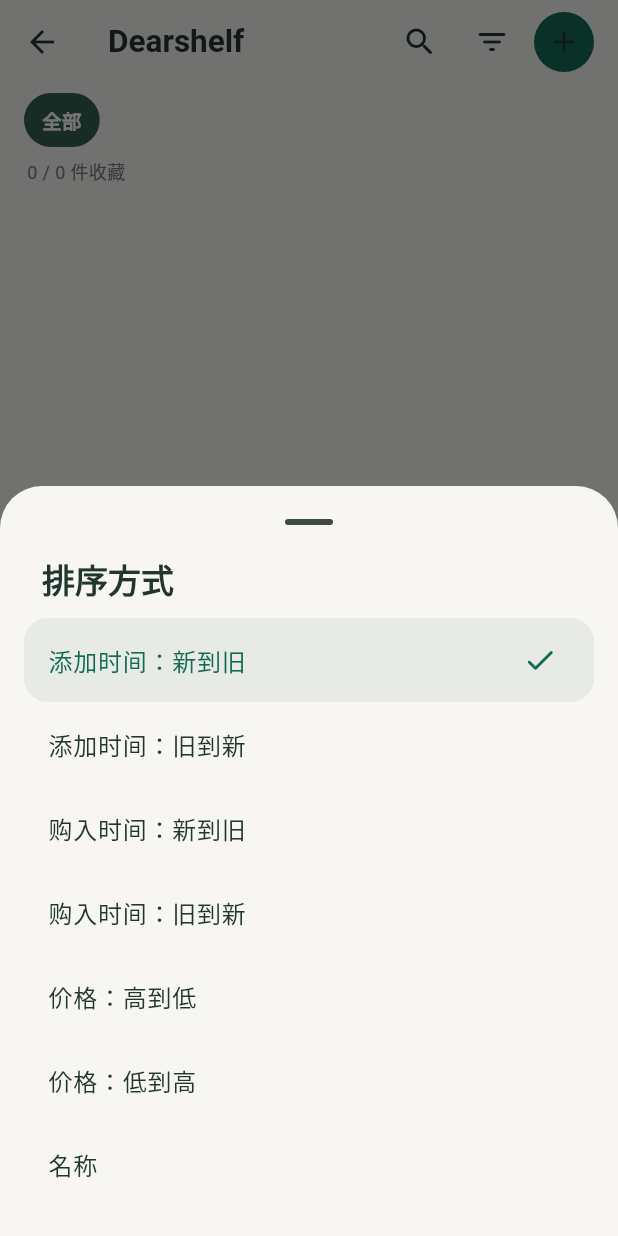
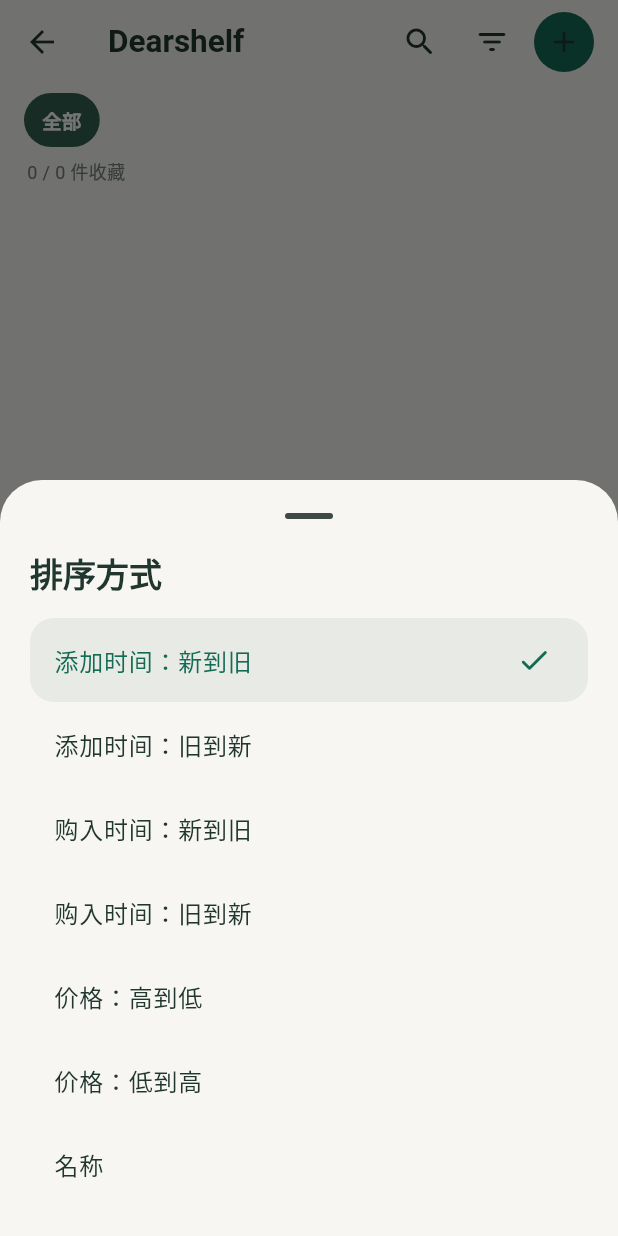
Before and after one commit to lezebomb/Collect, a Flutter app: the CollectionScreen screen opened directly, after a tap on the "filter list" icon, on a phone screen of 412 x 824 dp. Run offline on Flutter 3.47's test engine with Material 3 defaults, Android fonts, the phone set to English and light mode, and no system bars; our stand-ins replace cached_network_image, file_picker, flutter_cache_manager, image_picker, supabase_flutter; missing offline and left inert: google_mlkit_text_recognition; accounts and stored records are empty.

Commit message:
Unify selection sheets and verify Dearshelf on Android

```diff
--- a/lib/screens/collection_screen.dart
+++ b/lib/screens/collection_screen.dart
@@ -16,6 +16,7 @@
 import '../services/local_workspace_store.dart';
 import '../widgets/confirmation_dialog.dart';
 import '../widgets/collection_wall.dart';
+import '../widgets/selection_sheet.dart';
 import 'item_detail_screen.dart';
 import 'item_form_screen.dart';
 import 'settings_screen.dart';
@@ -223,25 +224,13 @@
   }
 
   Future<void> _chooseSort() async {
-    final sort = await showModalBottomSheet<String>(
+    final sort = await showSelectionSheet<String>(
       context: context,
-      showDragHandle: true,
-      isScrollControlled: true,
-      builder: (context) => SafeArea(
-        child: SingleChildScrollView(
-          child: Padding(
-            padding: const EdgeInsets.fromLTRB(16, 0, 16, 20),
-            child: Column(
+      title: '排序方式',
+      builder: (context) => Column(
         mainAxisSize: MainAxisSize.min,
         crossAxisAlignment: CrossAxisAlignment.start,
         children: [
-                Padding(
-                  padding: const EdgeInsets.fromLTRB(12, 0, 12, 12),
-                  child: Text(
-                    '排序方式',
-                    style: Theme.of(context).textTheme.titleLarge,
-                  ),
-                ),
           for (final entry in _sortOptions.entries)
             ListTile(
               shape: RoundedRectangleBorder(
@@ -256,9 +245,6 @@
               onTap: () => Navigator.pop(context, entry.key),
             ),
         ],
-            ),
-          ),
-        ),
       ),
     );
     if (sort != null && mounted) setState(() => _sort = sort);
--- /dev/null
+++ b/lib/widgets/selection_sheet.dart
@@ -0,0 +1,143 @@
+import 'dart:math' as math;
+
+import 'package:flutter/material.dart';
+
+import '../core/app_theme.dart';
+import '../core/app_ui.dart';
+
+/// Choice sheets share a full-width surface and leave room for short lists.
+/// Longer lists grow up to the height limit, then scroll within the sheet.
+Future<T?> showSelectionSheet<T>({
+  required BuildContext context,
+  required WidgetBuilder builder,
+  String? title,
+  double? heightFraction,
+  bool scrollable = true,
+}) => showModalBottomSheet<T>(
+  context: context,
+  isScrollControlled: true,
+  useSafeArea: true,
+  showDragHandle: true,
+  constraints: const BoxConstraints(maxWidth: double.infinity),
+  builder: (context) => SelectionSheet(
+    title: title,
+    heightFraction: heightFraction,
+    scrollable: scrollable,
+    child: builder(context),
+  ),
+);
+
+class SelectionSheet extends StatelessWidget {
+  const SelectionSheet({
+    super.key,
+    required this.child,
+    this.title,
+    this.heightFraction,
+    this.scrollable = true,
+  });
+
+  final Widget child;
+  final String? title;
+  final double? heightFraction;
+  final bool scrollable;
+
+  @override
+  Widget build(BuildContext context) {
+    final media = MediaQuery.of(context);
+    final available = media.size.height - media.viewInsets.bottom;
+    return Padding(
+      padding: EdgeInsets.only(bottom: media.viewInsets.bottom),
+      child: LayoutBuilder(
+        builder: (context, constraints) {
+          // The modal's drag handle occupies another 48 logical pixels.
+          final maximum = math.max(
+            0.0,
+            math.min(available * .86 - 48, constraints.maxHeight),
+          );
+          final minimum = math.min(math.max(0.0, available / 3 - 48), maximum);
+          final fixed = heightFraction == null
+              ? null
+              : (available * heightFraction! - 48).clamp(minimum, maximum);
+          final body = Padding(
+            padding: const EdgeInsets.fromLTRB(20, 0, 20, 20),
+            child: Column(
+              mainAxisSize: MainAxisSize.min,
+              crossAxisAlignment: CrossAxisAlignment.stretch,
+              children: [
+                if (title != null) ...[
+                  Text(title!, style: Theme.of(context).textTheme.titleLarge),
+                  const SizedBox(height: AppSpacing.lg),
+                ],
+                if (scrollable) child else Expanded(child: child),
+              ],
+            ),
+          );
+          return ConstrainedBox(
+            constraints: BoxConstraints(
+              minHeight: fixed ?? minimum,
+              maxHeight: fixed ?? maximum,
+            ),
+            child: SafeArea(
+              top: false,
+              child: SizedBox(
+                width: double.infinity,
+                child: scrollable
+                    ? Column(
+                        mainAxisSize: MainAxisSize.min,
+                        crossAxisAlignment: CrossAxisAlignment.stretch,
+                        children: [
+                          Flexible(child: SingleChildScrollView(child: body)),
+                        ],
+                      )
+                    : body,
+              ),
+            ),
+          );
+        },
+      ),
+    );
+  }
+}
+
+/// Labels wrap when necessary instead of losing information to an ellipsis.
+class SelectionOption extends StatelessWidget {
+  const SelectionOption({
+    super.key,
+    required this.label,
+    required this.onTap,
+    this.selected = false,
+  });
+
+  final String label;
+  final VoidCallback onTap;
+  final bool selected;
+
+  @override
+  Widget build(BuildContext context) => Semantics(
+    selected: selected,
+    button: true,
+    child: Material(
+      color: selected ? AppTheme.accent : Colors.white,
+      borderRadius: BorderRadius.circular(AppRadius.pill),
+      clipBehavior: Clip.antiAlias,
+      child: InkWell(
+        onTap: onTap,
+        child: ConstrainedBox(
+          constraints: const BoxConstraints(minHeight: 48),
+          child: Padding(
+            padding: const EdgeInsets.symmetric(horizontal: 16, vertical: 12),
+            child: Text(
+              label,
+              style: TextStyle(
+                fontSize: 14,
+                height: 1.35,
+                fontWeight: selected ? FontWeight.w600 : FontWeight.w400,
+                color: selected ? Colors.white : AppTheme.ink,
+              ),
+            ),
+          ),
+        ),
+      ),
+    ),
+  );
+}
```
Also changed, not shown: lib/screens/item_form_screen.dart (+16 -21 lines), lib/screens/stats_screen.dart (+5 -23 lines), lib/widgets/item_image_section.dart (+4 -10 lines), lib/widgets/rounded_choice_field.dart (+7 -27 lines), 4 other files. Lines whose indentation alone changed are shown as unchanged.
